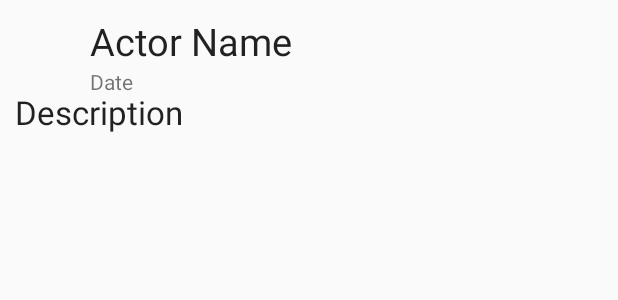
After one commit to alfredsamy/BestRead, an Android app: the layout feed_item.xml on its own in the app's theme, with its tools: preview values and no code run, on a phone screen of 412 x 824 dp. The commit adds this screen. Shown: the top 300 px of the screen. Run offline under Robolectric (Android 15) with nearby library versions, the phone set to English and light mode, and no system bars.

Commit message:
Add news feed still need some work

```diff
--- a/app/src/main/java/com/goodreads/api/v1/Request.java
+++ b/app/src/main/java/com/goodreads/api/v1/Request.java
@@ -56,7 +56,7 @@ public class Request implements Serializable
 	public static Request appendListener(Element parentElement)
 	{
 		final Request request = new Request();
-		final Element requestElement = parentElement.getChild("request");
+		final Element requestElement = parentElement.getChild("Request");
 
 		requestElement.getChild("authentication").setEndTextElementListener(new EndTextElementListener()
 		{
@@ -76,7 +76,7 @@ public class Request implements Serializable
 			}
 		});
 
-		requestElement.getChild("request").setEndTextElementListener(new EndTextElementListener()
+		requestElement.getChild("method").setEndTextElementListener(new EndTextElementListener()
 		{
 			@Override
 			public void end(String body)
--- /dev/null
+++ b/app/src/main/res/layout/feed_item.xml
@@ -0,0 +1,48 @@
+<?xml version="1.0" encoding="utf-8"?>
+<RelativeLayout xmlns:android="http://schemas.android.com/apk/res/android"
+    android:layout_width="match_parent"
+    android:layout_height="match_parent"
+    android:padding="10dp"
+    android:id="@+id/feedItem">
+
+    <ImageView
+        android:layout_width="50dp"
+        android:layout_height="50dp"
+        android:id="@+id/actorImage" />
+
+    <TextView
+        android:layout_width="wrap_content"
+        android:layout_height="wrap_content"
+        android:textAppearance="?android:attr/textAppearanceLarge"
+        android:text="Actor Name"
+        android:id="@+id/actorName"
+        android:textSize="25dp"
+        android:layout_alignParentTop="true"
+        android:layout_toEndOf="@+id/actorImage" />
+
+    <TextView
+        android:layout_width="wrap_content"
+        android:layout_height="wrap_content"
+        android:textAppearance="?android:attr/textAppearanceSmall"
+        android:text="Date"
+        android:id="@+id/date"
+        android:layout_below="@+id/actorName"
+        android:layout_toEndOf="@+id/actorImage" />
+
+    <TextView
+        android:layout_width="wrap_content"
+        android:layout_height="wrap_content"
+        android:textAppearance="?android:attr/textAppearanceLarge"
+        android:text="Description"
+        android:id="@+id/description"
+        android:layout_below="@+id/actorImage"
+        android:layout_alignParentStart="true"
+        android:layout_alignParentEnd="true" />
+
+    <ImageView
+        android:layout_width="150dp"
+        android:layout_height="150dp"
+        android:id="@+id/bookImg"
+        android:layout_below="@+id/description"
+        android:layout_alignParentStart="true" />
+</RelativeLayout>
--- a/app/src/main/res/values/strings.xml
+++ b/app/src/main/res/values/strings.xml
@@ -4,4 +4,5 @@
     <string name="hello_world">Hello world!</string>
     <string name="action_settings">Settings</string>
     <string name="bestRead">BestRead</string>
+    <string name="title_activity_userfeeds">userfeeds</string>
 </resources>
```
Also changed, not shown: app/src/main/AndroidManifest.xml (+7 -1 lines), app/src/main/java/com/bestread/app/bestread/MainActivity.java (+11 -13 lines), app/src/main/java/com/bestread/app/bestread/UserFeed.java (+149 -3 lines), app/src/main/java/com/goodreads/api/v1/GoodreadsService.java (+3 -4 lines), app/src/main/java/com/goodreads/api/v1/Update.java (+23 -13 lines), app/src/main/res/layout/activity_main.xml (+4 -4 lines), app/src/main/res/layout/userfeed.xml (+22 -6 lines), app/src/main/res/menu/menu_userfeeds.xml (added, +7 -0 lines), 2 other files.
